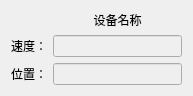
Above: ui/deviceinfo.ui from niuyuxin/monitorServer before the change. Below: the same form after it.
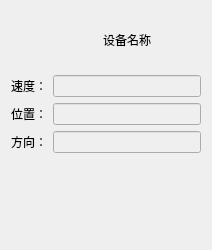
That is the form after the change.

What changed in the file:
```diff
--- a/ui/deviceinfo.ui
+++ b/ui/deviceinfo.ui
@@ -6,25 +6,18 @@
    <rect>
     <x>0</x>
     <y>0</y>
-    <width>193</width>
-    <height>82</height>
+    <width>198</width>
+    <height>250</height>
    </rect>
   </property>
   <property name="windowTitle">
    <string>Form</string>
   </property>
   <layout class="QGridLayout" name="gridLayout">
-   <item row="1" column="0">
-    <widget class="QLabel" name="label_2">
+   <item row="0" column="0">
+    <widget class="QLabel" name="inverterPicLabel">
      <property name="text">
-      <string>速度：</string>
-     </property>
-    </widget>
-   </item>
-   <item row="2" column="1">
-    <widget class="QLineEdit" name="lineEdit_2">
-     <property name="enabled">
-      <bool>false</bool>
+      <string/>
      </property>
     </widget>
    </item>
@@ -38,8 +31,15 @@
      </property>
     </widget>
    </item>
+   <item row="1" column="0">
+    <widget class="QLabel" name="label_2">
+     <property name="text">
+      <string>速度：</string>
+     </property>
+    </widget>
+   </item>
    <item row="1" column="1">
-    <widget class="QLineEdit" name="lineEdit">
+    <widget class="QLineEdit" name="speedLineEdit">
      <property name="enabled">
       <bool>false</bool>
      </property>
@@ -52,6 +52,40 @@
      </property>
     </widget>
    </item>
+   <item row="2" column="1">
+    <widget class="QLineEdit" name="posLineEdit">
+     <property name="enabled">
+      <bool>false</bool>
+     </property>
+    </widget>
+   </item>
+   <item row="3" column="0">
+    <widget class="QLabel" name="label_5">
+     <property name="text">
+      <string>方向：</string>
+     </property>
+    </widget>
+   </item>
+   <item row="3" column="1">
+    <widget class="QLineEdit" name="directionLineEdit">
+     <property name="enabled">
+      <bool>false</bool>
+     </property>
+    </widget>
+   </item>
+   <item row="4" column="0" colspan="2">
+    <widget class="QLabel" name="devPicLabel">
+     <property name="minimumSize">
+      <size>
+       <width>190</width>
+       <height>80</height>
+      </size>
+     </property>
+     <property name="text">
+      <string/>
+     </property>
+    </widget>
+   </item>
   </layout>
  </widget>
  <resources/>
```
